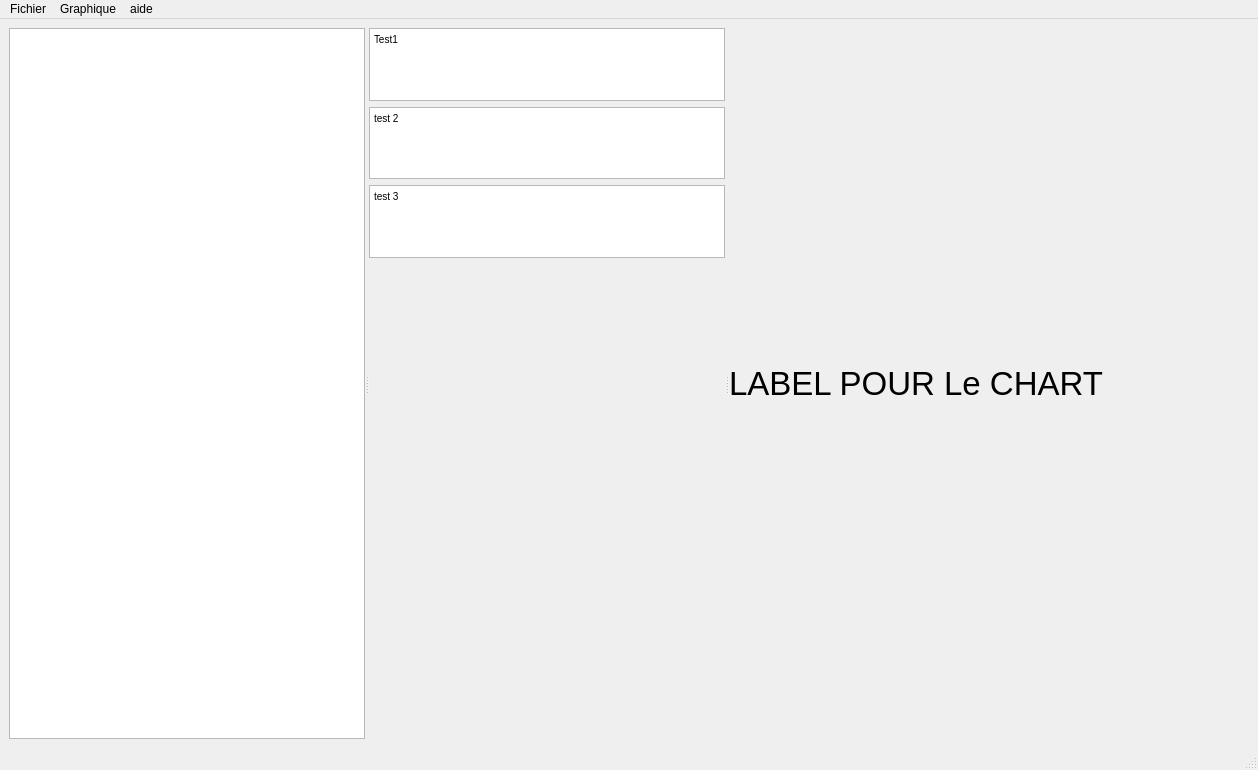
Qt form L3_Project/mainwindow.ui (Charles-Svg/Projet_Qt_L3) before a commit.
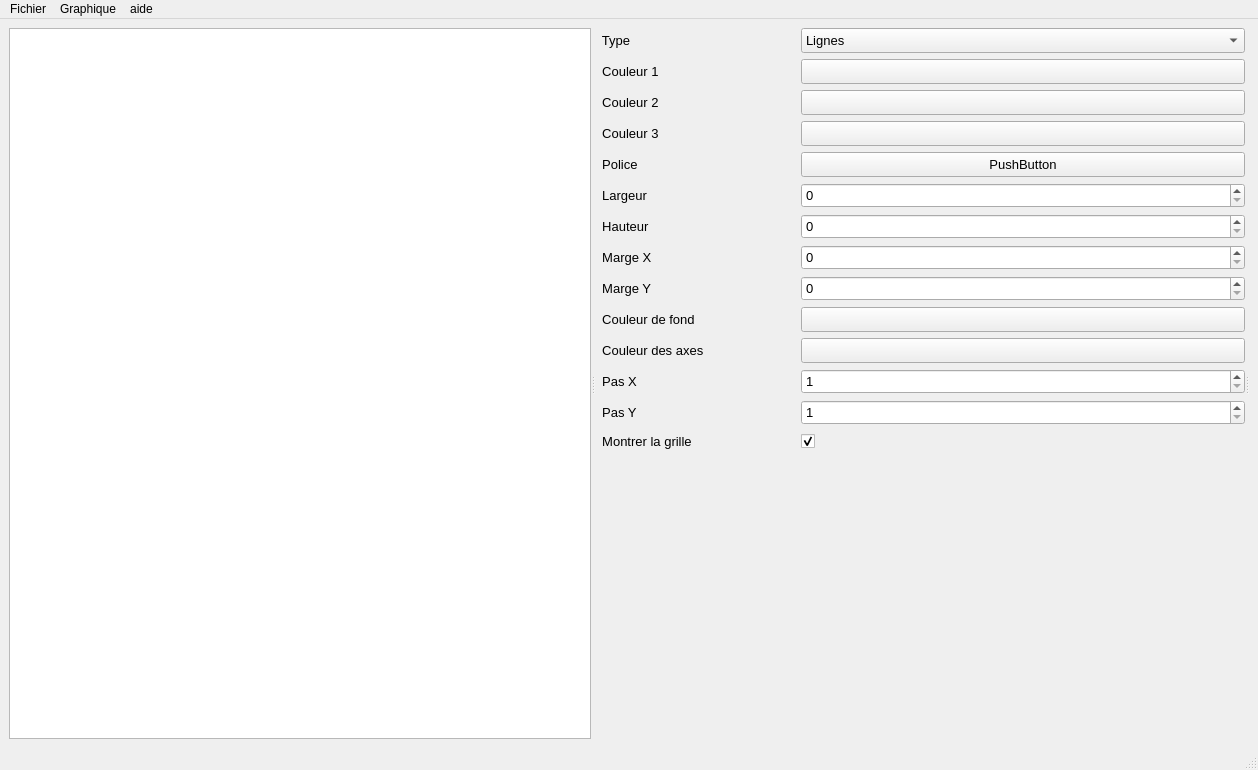
The same form after that commit.

Commit message: apparition du chart

```diff
--- a/L3_Project/mainwindow.ui
+++ b/L3_Project/mainwindow.ui
@@ -31,8 +31,8 @@
       </property>
       <property name="minimumSize">
        <size>
-        <width>1221</width>
-        <height>701</height>
+        <width>1220</width>
+        <height>700</height>
        </size>
       </property>
       <property name="orientation">
@@ -45,6 +45,12 @@
        <property name="enabled">
         <bool>true</bool>
        </property>
+       <property name="sizePolicy">
+        <sizepolicy hsizetype="Fixed" vsizetype="Expanding">
+         <horstretch>0</horstretch>
+         <verstretch>0</verstretch>
+        </sizepolicy>
+       </property>
        <property name="minimumSize">
         <size>
          <width>100</width>
@@ -57,47 +63,381 @@
          <height>16777215</height>
         </size>
        </property>
+       <property name="baseSize">
+        <size>
+         <width>100</width>
+         <height>300</height>
+        </size>
+       </property>
+       <property name="font">
+        <font>
+         <pointsize>10</pointsize>
+        </font>
+       </property>
       </widget>
-      <widget class="QWidget" name="verticalLayoutWidget">
-       <layout class="QVBoxLayout" name="verticalLayout">
-        <item>
-         <widget class="QTextEdit" name="textEdit_3">
-          <property name="html">
-           <string>&lt;!DOCTYPE HTML PUBLIC &quot;-//W3C//DTD HTML 4.0//EN&quot; &quot;http://www.w3.org/TR/REC-html40/strict.dtd&quot;&gt;
-&lt;html&gt;&lt;head&gt;&lt;meta name=&quot;qrichtext&quot; content=&quot;1&quot; /&gt;&lt;style type=&quot;text/css&quot;&gt;
-p, li { white-space: pre-wrap; }
-&lt;/style&gt;&lt;/head&gt;&lt;body style=&quot; font-family:'MS Shell Dlg 2'; font-size:7.8pt; font-weight:400; font-style:normal;&quot;&gt;
-&lt;p style=&quot; margin-top:0px; margin-bottom:0px; margin-left:0px; margin-right:0px; -qt-block-indent:0; text-indent:0px;&quot;&gt;Test1&lt;/p&gt;
-&lt;p style=&quot;-qt-paragraph-type:empty; margin-top:0px; margin-bottom:0px; margin-left:0px; margin-right:0px; -qt-block-indent:0; text-indent:0px;&quot;&gt;&lt;br /&gt;&lt;/p&gt;&lt;/body&gt;&lt;/html&gt;</string>
+      <widget class="QWidget" name="formLayoutWidget">
+       <layout class="QFormLayout" name="formLayout">
+        <property name="labelAlignment">
+         <set>Qt::AlignHCenter|Qt::AlignTop</set>
+        </property>
+        <property name="formAlignment">
+         <set>Qt::AlignHCenter|Qt::AlignTop</set>
+        </property>
+        <item row="0" column="0">
+         <widget class="QLabel" name="label">
+          <property name="sizePolicy">
+           <sizepolicy hsizetype="Preferred" vsizetype="Preferred">
+            <horstretch>0</horstretch>
+            <verstretch>0</verstretch>
+           </sizepolicy>
           </property>
+          <property name="minimumSize">
+           <size>
+            <width>200</width>
+            <height>20</height>
+           </size>
+          </property>
+          <property name="font">
+           <font>
+            <pointsize>10</pointsize>
+            <weight>50</weight>
+            <bold>false</bold>
+           </font>
+          </property>
+          <property name="text">
+           <string>  Type</string>
+          </property>
          </widget>
         </item>
-        <item>
-         <widget class="QTextEdit" name="textEdit_2">
-          <property name="html">
-           <string>&lt;!DOCTYPE HTML PUBLIC &quot;-//W3C//DTD HTML 4.0//EN&quot; &quot;http://www.w3.org/TR/REC-html40/strict.dtd&quot;&gt;
-&lt;html&gt;&lt;head&gt;&lt;meta name=&quot;qrichtext&quot; content=&quot;1&quot; /&gt;&lt;style type=&quot;text/css&quot;&gt;
-p, li { white-space: pre-wrap; }
-&lt;/style&gt;&lt;/head&gt;&lt;body style=&quot; font-family:'MS Shell Dlg 2'; font-size:7.8pt; font-weight:400; font-style:normal;&quot;&gt;
-&lt;p style=&quot; margin-top:0px; margin-bottom:0px; margin-left:0px; margin-right:0px; -qt-block-indent:0; text-indent:0px;&quot;&gt;test 2&lt;/p&gt;
-&lt;p style=&quot;-qt-paragraph-type:empty; margin-top:0px; margin-bottom:0px; margin-left:0px; margin-right:0px; -qt-block-indent:0; text-indent:0px;&quot;&gt;&lt;br /&gt;&lt;/p&gt;&lt;/body&gt;&lt;/html&gt;</string>
+        <item row="0" column="1">
+         <widget class="QComboBox" name="comboBox">
+          <property name="sizePolicy">
+           <sizepolicy hsizetype="Preferred" vsizetype="Preferred">
+            <horstretch>0</horstretch>
+            <verstretch>0</verstretch>
+           </sizepolicy>
           </property>
+          <property name="minimumSize">
+           <size>
+            <width>50</width>
+            <height>25</height>
+           </size>
+          </property>
+          <property name="baseSize">
+           <size>
+            <width>50</width>
+            <height>0</height>
+           </size>
+          </property>
+          <property name="font">
+           <font>
+            <pointsize>10</pointsize>
+           </font>
+          </property>
+          <item>
+           <property name="text">
+            <string>Lignes</string>
+           </property>
+          </item>
+          <item>
+           <property name="text">
+            <string>Points</string>
+           </property>
+          </item>
          </widget>
         </item>
-        <item>
-         <widget class="QTextEdit" name="textEdit">
-          <property name="html">
-           <string>&lt;!DOCTYPE HTML PUBLIC &quot;-//W3C//DTD HTML 4.0//EN&quot; &quot;http://www.w3.org/TR/REC-html40/strict.dtd&quot;&gt;
-&lt;html&gt;&lt;head&gt;&lt;meta name=&quot;qrichtext&quot; content=&quot;1&quot; /&gt;&lt;style type=&quot;text/css&quot;&gt;
-p, li { white-space: pre-wrap; }
-&lt;/style&gt;&lt;/head&gt;&lt;body style=&quot; font-family:'MS Shell Dlg 2'; font-size:7.8pt; font-weight:400; font-style:normal;&quot;&gt;
-&lt;p style=&quot; margin-top:0px; margin-bottom:0px; margin-left:0px; margin-right:0px; -qt-block-indent:0; text-indent:0px;&quot;&gt;test 3&lt;/p&gt;
-&lt;p style=&quot;-qt-paragraph-type:empty; margin-top:0px; margin-bottom:0px; margin-left:0px; margin-right:0px; -qt-block-indent:0; text-indent:0px;&quot;&gt;&lt;br /&gt;&lt;/p&gt;
-&lt;p style=&quot;-qt-paragraph-type:empty; margin-top:0px; margin-bottom:0px; margin-left:0px; margin-right:0px; -qt-block-indent:0; text-indent:0px;&quot;&gt;&lt;br /&gt;&lt;/p&gt;&lt;/body&gt;&lt;/html&gt;</string>
+        <item row="1" column="0">
+         <widget class="QLabel" name="label_2">
+          <property name="sizePolicy">
+           <sizepolicy hsizetype="Preferred" vsizetype="Preferred">
+            <horstretch>0</horstretch>
+            <verstretch>0</verstretch>
+           </sizepolicy>
           </property>
+          <property name="minimumSize">
+           <size>
+            <width>200</width>
+            <height>0</height>
+           </size>
+          </property>
+          <property name="font">
+           <font>
+            <pointsize>10</pointsize>
+           </font>
+          </property>
+          <property name="text">
+           <string>  Couleur 1</string>
+          </property>
          </widget>
         </item>
-        <item>
+        <item row="2" column="0">
+         <widget class="QLabel" name="label_3">
+          <property name="sizePolicy">
+           <sizepolicy hsizetype="Preferred" vsizetype="Preferred">
+            <horstretch>0</horstretch>
+            <verstretch>0</verstretch>
+           </sizepolicy>
+          </property>
+          <property name="minimumSize">
+           <size>
+            <width>200</width>
+            <height>0</height>
+           </size>
+          </property>
+          <property name="font">
+           <font>
+            <pointsize>10</pointsize>
+           </font>
+          </property>
+          <property name="text">
+           <string>  Couleur 2</string>
+          </property>
+         </widget>
+        </item>
+        <item row="3" column="0">
+         <widget class="QLabel" name="label_4">
+          <property name="sizePolicy">
+           <sizepolicy hsizetype="Preferred" vsizetype="Preferred">
+            <horstretch>0</horstretch>
+            <verstretch>0</verstretch>
+           </sizepolicy>
+          </property>
+          <property name="minimumSize">
+           <size>
+            <width>200</width>
+            <height>0</height>
+           </size>
+          </property>
+          <property name="font">
+           <font>
+            <pointsize>10</pointsize>
+           </font>
+          </property>
+          <property name="text">
+           <string>  Couleur 3</string>
+          </property>
+         </widget>
+        </item>
+        <item row="4" column="0">
+         <widget class="QLabel" name="label_5">
+          <property name="minimumSize">
+           <size>
+            <width>200</width>
+            <height>0</height>
+           </size>
+          </property>
+          <property name="font">
+           <font>
+            <pointsize>10</pointsize>
+           </font>
+          </property>
+          <property name="text">
+           <string>  Police</string>
+          </property>
+         </widget>
+        </item>
+        <item row="5" column="0">
+         <widget class="QLabel" name="label_6">
+          <property name="minimumSize">
+           <size>
+            <width>200</width>
+            <height>0</height>
+           </size>
+          </property>
+          <property name="baseSize">
+           <size>
+            <width>0</width>
+            <height>0</height>
+           </size>
+          </property>
+          <property name="font">
+           <font>
+            <pointsize>10</pointsize>
+           </font>
+          </property>
+          <property name="text">
+           <string>  Largeur</string>
+          </property>
+         </widget>
+        </item>
+        <item row="6" column="0">
+         <widget class="QLabel" name="label_7">
+          <property name="minimumSize">
+           <size>
+            <width>200</width>
+            <height>0</height>
+           </size>
+          </property>
+          <property name="font">
+           <font>
+            <pointsize>10</pointsize>
+           </font>
+          </property>
+          <property name="text">
+           <string>  Hauteur</string>
+          </property>
+         </widget>
+        </item>
+        <item row="7" column="0">
+         <widget class="QLabel" name="label_8">
+          <property name="minimumSize">
+           <size>
+            <width>200</width>
+            <height>0</height>
+           </size>
+          </property>
+          <property name="font">
+           <font>
+            <pointsize>10</pointsize>
+           </font>
+          </property>
+          <property name="text">
+           <string>  Marge X</string>
+          </property>
+         </widget>
+        </item>
+        <item row="8" column="0">
+         <widget class="QLabel" name="label_9">
+          <property name="minimumSize">
+           <size>
+            <width>200</width>
+            <height>0</height>
+           </size>
+          </property>
+          <property name="baseSize">
+           <size>
+            <width>0</width>
+            <height>0</height>
+           </size>
+          </property>
+          <property name="font">
+           <font>
+            <pointsize>10</pointsize>
+           </font>
+          </property>
+          <property name="text">
+           <string>  Marge Y</string>
+          </property>
+         </widget>
+        </item>
+        <item row="9" column="0">
+         <widget class="QLabel" name="label_10">
+          <property name="minimumSize">
+           <size>
+            <width>200</width>
+            <height>0</height>
+           </size>
+          </property>
+          <property name="font">
+           <font>
+            <pointsize>10</pointsize>
+           </font>
+          </property>
+          <property name="text">
+           <string>  Couleur de fond</string>
+          </property>
+         </widget>
+        </item>
+        <item row="10" column="0">
+         <widget class="QLabel" name="label_11">
+          <property name="minimumSize">
+           <size>
+            <width>200</width>
+            <height>0</height>
+           </size>
+          </property>
+          <property name="font">
+           <font>
+            <pointsize>10</pointsize>
+           </font>
+          </property>
+          <property name="text">
+           <string>  Couleur des axes</string>
+          </property>
+         </widget>
+        </item>
+        <item row="11" column="0">
+         <widget class="QLabel" name="label_12">
+          <property name="minimumSize">
+           <size>
+            <width>200</width>
+            <height>0</height>
+           </size>
+          </property>
+          <property name="font">
+           <font>
+            <pointsize>10</pointsize>
+           </font>
+          </property>
+          <property name="text">
+           <string>  Pas X</string>
+          </property>
+         </widget>
+        </item>
+        <item row="12" column="0">
+         <widget class="QLabel" name="label_13">
+          <property name="minimumSize">
+           <size>
+            <width>200</width>
+            <height>0</height>
+           </size>
+          </property>
+          <property name="font">
+           <font>
+            <pointsize>10</pointsize>
+           </font>
+          </property>
+          <property name="text">
+           <string>  Pas Y</string>
+          </property>
+         </widget>
+        </item>
+        <item row="13" column="0">
+         <widget class="QLabel" name="label_14">
+          <property name="minimumSize">
+           <size>
+            <width>200</width>
+            <height>0</height>
+           </size>
+          </property>
+          <property name="baseSize">
+           <size>
+            <width>0</width>
+            <height>0</height>
+           </size>
+          </property>
+          <property name="font">
+           <font>
+            <pointsize>10</pointsize>
+           </font>
+          </property>
+          <property name="text">
+           <string>  Montrer la grille</string>
+          </property>
+         </widget>
+        </item>
+        <item row="13" column="1">
+         <widget class="QCheckBox" name="checkBoxGrille">
+          <property name="sizePolicy">
+           <sizepolicy hsizetype="Preferred" vsizetype="Preferred">
+            <horstretch>0</horstretch>
+            <verstretch>0</verstretch>
+           </sizepolicy>
+          </property>
+          <property name="font">
+           <font>
+            <pointsize>10</pointsize>
+           </font>
+          </property>
+          <property name="text">
+           <string>  </string>
+          </property>
+          <property name="checked">
+           <bool>true</bool>
+          </property>
+         </widget>
+        </item>
+        <item row="14" column="0">
          <spacer name="verticalSpacer">
           <property name="orientation">
            <enum>Qt::Vertical</enum>
@@ -105,34 +445,224 @@
           <property name="sizeHint" stdset="0">
            <size>
             <width>20</width>
-            <height>600</height>
+            <height>100</height>
            </size>
           </property>
          </spacer>
         </item>
+        <item row="5" column="1">
+         <widget class="QSpinBox" name="spinBoxLargeur">
+          <property name="sizePolicy">
+           <sizepolicy hsizetype="Preferred" vsizetype="Preferred">
+            <horstretch>0</horstretch>
+            <verstretch>0</verstretch>
+           </sizepolicy>
+          </property>
+          <property name="minimumSize">
+           <size>
+            <width>0</width>
+            <height>25</height>
+           </size>
+          </property>
+          <property name="baseSize">
+           <size>
+            <width>0</width>
+            <height>25</height>
+           </size>
+          </property>
+          <property name="font">
+           <font>
+            <pointsize>10</pointsize>
+           </font>
+          </property>
+         </widget>
+        </item>
+        <item row="6" column="1">
+         <widget class="QSpinBox" name="spinBoxHeuteur">
+          <property name="sizePolicy">
+           <sizepolicy hsizetype="Preferred" vsizetype="Preferred">
+            <horstretch>0</horstretch>
+            <verstretch>0</verstretch>
+           </sizepolicy>
+          </property>
+          <property name="minimumSize">
+           <size>
+            <width>0</width>
+            <height>25</height>
+           </size>
+          </property>
+          <property name="font">
+           <font>
+            <pointsize>10</pointsize>
+           </font>
+          </property>
+         </widget>
+        </item>
+        <item row="7" column="1">
+         <widget class="QSpinBox" name="spinBoxMargeX">
+          <property name="sizePolicy">
+           <sizepolicy hsizetype="Preferred" vsizetype="Preferred">
+            <horstretch>0</horstretch>
+            <verstretch>0</verstretch>
+           </sizepolicy>
+          </property>
+          <property name="minimumSize">
+           <size>
+            <width>0</width>
+            <height>25</height>
+           </size>
+          </property>
+          <property name="font">
+           <font>
+            <pointsize>10</pointsize>
+           </font>
+          </property>
+         </widget>
+        </item>
+        <item row="8" column="1">
+         <widget class="QSpinBox" name="spinBoxMargeY">
+          <property name="minimumSize">
+           <size>
+            <width>0</width>
+            <height>25</height>
+           </size>
+          </property>
+          <property name="font">
+           <font>
+            <pointsize>10</pointsize>
+           </font>
+          </property>
+         </widget>
+        </item>
+        <item row="11" column="1">
+         <widget class="QSpinBox" name="spinBoxPasX">
+          <property name="sizePolicy">
+           <sizepolicy hsizetype="Preferred" vsizetype="Preferred">
+            <horstretch>0</horstretch>
+            <verstretch>0</verstretch>
+           </sizepolicy>
+          </property>
+          <property name="minimumSize">
+           <size>
+            <width>0</width>
+            <height>25</height>
+           </size>
+          </property>
+          <property name="font">
+           <font>
+            <pointsize>10</pointsize>
+           </font>
+          </property>
+          <property name="minimum">
+           <number>1</number>
+          </property>
+         </widget>
+        </item>
+        <item row="12" column="1">
+         <widget class="QSpinBox" name="spinBoxPasY">
+          <property name="minimumSize">
+           <size>
+            <width>0</width>
+            <height>25</height>
+           </size>
+          </property>
+          <property name="font">
+           <font>
+            <pointsize>10</pointsize>
+           </font>
+          </property>
+          <property name="minimum">
+           <number>1</number>
+          </property>
+         </widget>
+        </item>
+        <item row="4" column="1">
+         <widget class="QPushButton" name="pushButtonPolice">
+          <property name="minimumSize">
+           <size>
+            <width>0</width>
+            <height>25</height>
+           </size>
+          </property>
+          <property name="font">
+           <font>
+            <pointsize>10</pointsize>
+           </font>
+          </property>
+          <property name="text">
+           <string>PushButton</string>
+          </property>
+         </widget>
+        </item>
+        <item row="1" column="1">
+         <widget class="QPushButton" name="pushButtonColor1">
+          <property name="minimumSize">
+           <size>
+            <width>0</width>
+            <height>25</height>
+           </size>
+          </property>
+          <property name="text">
+           <string/>
+          </property>
+         </widget>
+        </item>
+        <item row="2" column="1">
+         <widget class="QPushButton" name="pushButtonColor2">
+          <property name="minimumSize">
+           <size>
+            <width>0</width>
+            <height>25</height>
+           </size>
+          </property>
+          <property name="text">
+           <string/>
+          </property>
+         </widget>
+        </item>
+        <item row="3" column="1">
+         <widget class="QPushButton" name="pushButtonColor3">
+          <property name="minimumSize">
+           <size>
+            <width>0</width>
+            <height>25</height>
+           </size>
+          </property>
+          <property name="text">
+           <string/>
+          </property>
+         </widget>
+        </item>
+        <item row="9" column="1">
+         <widget class="QPushButton" name="pushButtonBackgroundColor">
+          <property name="minimumSize">
+           <size>
+            <width>0</width>
+            <height>25</height>
+           </size>
+          </property>
+          <property name="text">
+           <string/>
+          </property>
+         </widget>
+        </item>
+        <item row="10" column="1">
+         <widget class="QPushButton" name="pushButtonAxeColor">
+          <property name="minimumSize">
+           <size>
+            <width>0</width>
+            <height>25</height>
+           </size>
+          </property>
+          <property name="text">
+           <string/>
+          </property>
+         </widget>
+        </item>
        </layout>
       </widget>
       <widget class="QWidget" name="gridLayoutWidget">
-       <layout class="QHBoxLayout" name="horizontalLayout_2">
-        <item>
-         <widget class="QLabel" name="label">
-          <property name="sizePolicy">
-           <sizepolicy hsizetype="Expanding" vsizetype="Expanding">
-            <horstretch>0</horstretch>
-            <verstretch>0</verstretch>
-           </sizepolicy>
-          </property>
-          <property name="font">
-           <font>
-            <pointsize>25</pointsize>
-           </font>
-          </property>
-          <property name="text">
-           <string>LABEL POUR Le CHART</string>
-          </property>
-         </widget>
-        </item>
-       </layout>
+       <layout class="QGridLayout" name="ChartLayout"/>
       </widget>
      </widget>
     </item>
```
Left out of the diff: 2 changed lines with no effect on the pictures. The commit also changes 7 other files.
